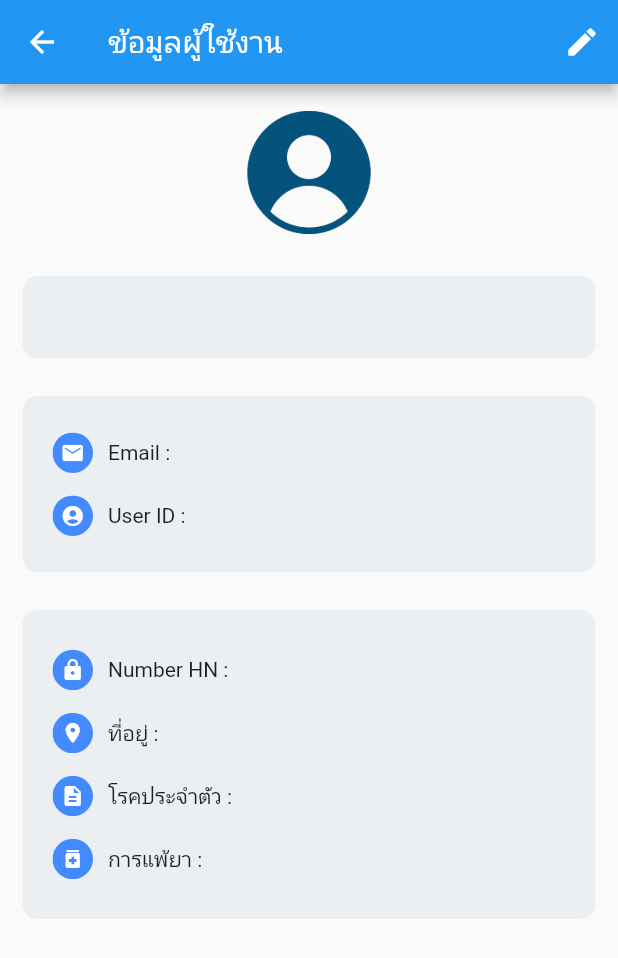
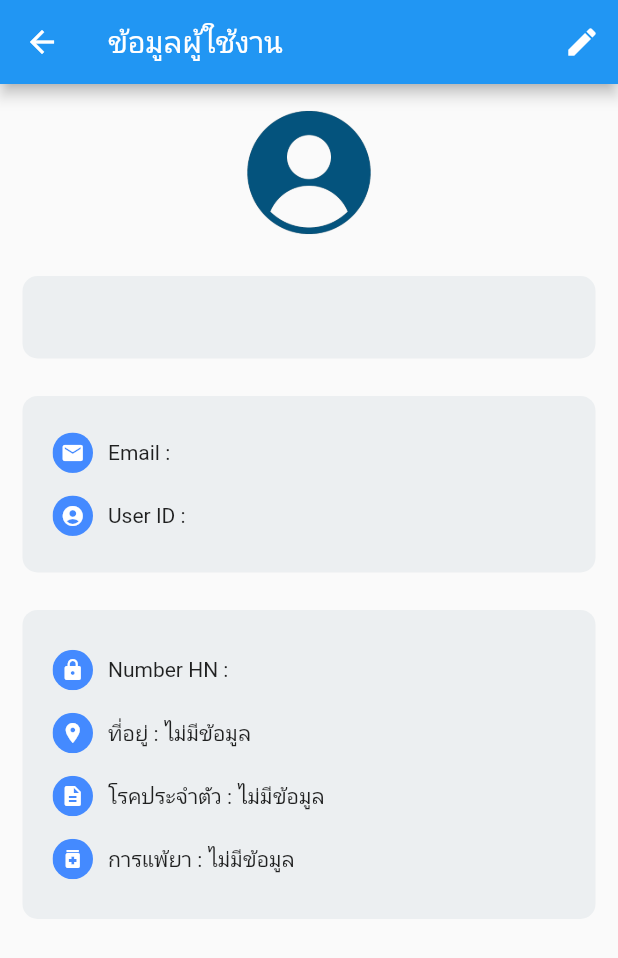
Before and after one commit to oomsinboy/PillNotification, a Flutter app: the PageDataUser screen opened by its route, on a phone screen of 412 x 824 dp. Shown: the top 958 px of the screen. Run offline on Flutter 3.47's test engine with Material 2 defaults, Android fonts, the phone set to English and light mode, and no system bars; our stand-ins replace bottom_navy_bar, cloud_firestore, date_picker_timeline, firebase_auth, firebase_core, fl_chart and 10 more; accounts and stored records are empty.

Commit message:
add condition at user_page

```diff
--- a/lib/page/screen_main/user_page.dart
+++ b/lib/page/screen_main/user_page.dart
@@ -116,7 +116,7 @@ class _PageDataUserState extends State<PageDataUser> {
                     SizedBox(
                       width: 10,
                     ),
-                    Text('Email : ${userModel.email}'),
+                    Text('Email : ${userModel.email}')
                   ],
                 ),
                 SizedBox(
@@ -207,9 +207,9 @@ class _PageDataUserState extends State<PageDataUser> {
                     SizedBox(
                       width: 10,
                     ),
-                    Text(
-                      'ที่อยู่ : ${userModel.address}',
-                    ),
+                    userModel.address!.isNotEmpty
+                        ? Text('ที่อยู่ : ${userModel.address}')
+                        : Text('ที่อยู่ : ไม่มีข้อมูล'),
                   ],
                 ),
                 SizedBox(
@@ -234,9 +234,13 @@ class _PageDataUserState extends State<PageDataUser> {
                     SizedBox(
                       width: 10,
                     ),
-                    Text(
-                      'โรคประจำตัว : ${userModel.congenitalDisease}',
-                    ),
+                    userModel.congenitalDisease!.isNotEmpty
+                        ? Text(
+                            'โรคประจำตัว : ${userModel.congenitalDisease}',
+                          )
+                        : Text(
+                            'โรคประจำตัว : ไม่มีข้อมูล',
+                          )
                   ],
                 ),
                 SizedBox(
@@ -261,9 +265,13 @@ class _PageDataUserState extends State<PageDataUser> {
                     SizedBox(
                       width: 10,
                     ),
-                    Text(
-                      'การแพ้ยา : ${userModel.drugAllergy}',
-                    ),
+                    userModel.drugAllergy!.isNotEmpty
+                        ? Text(
+                            'การแพ้ยา : ${userModel.drugAllergy}',
+                          )
+                        : Text(
+                            'การแพ้ยา : ไม่มีข้อมูล',
+                          )
                   ],
                 ),
               ],
```
